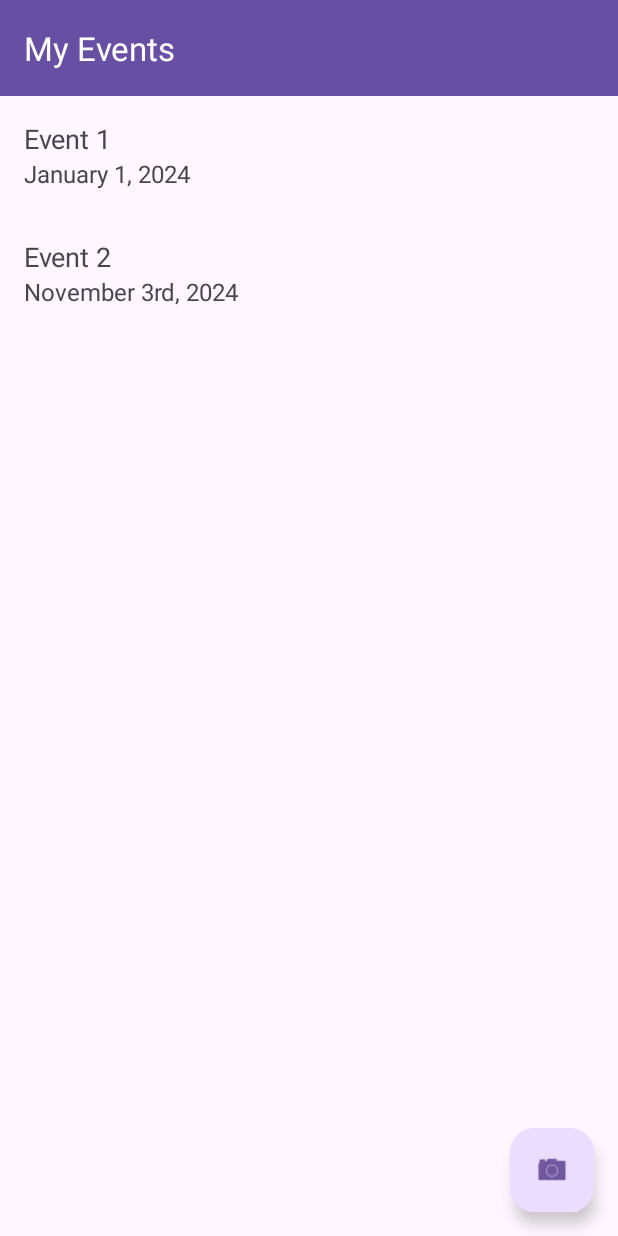
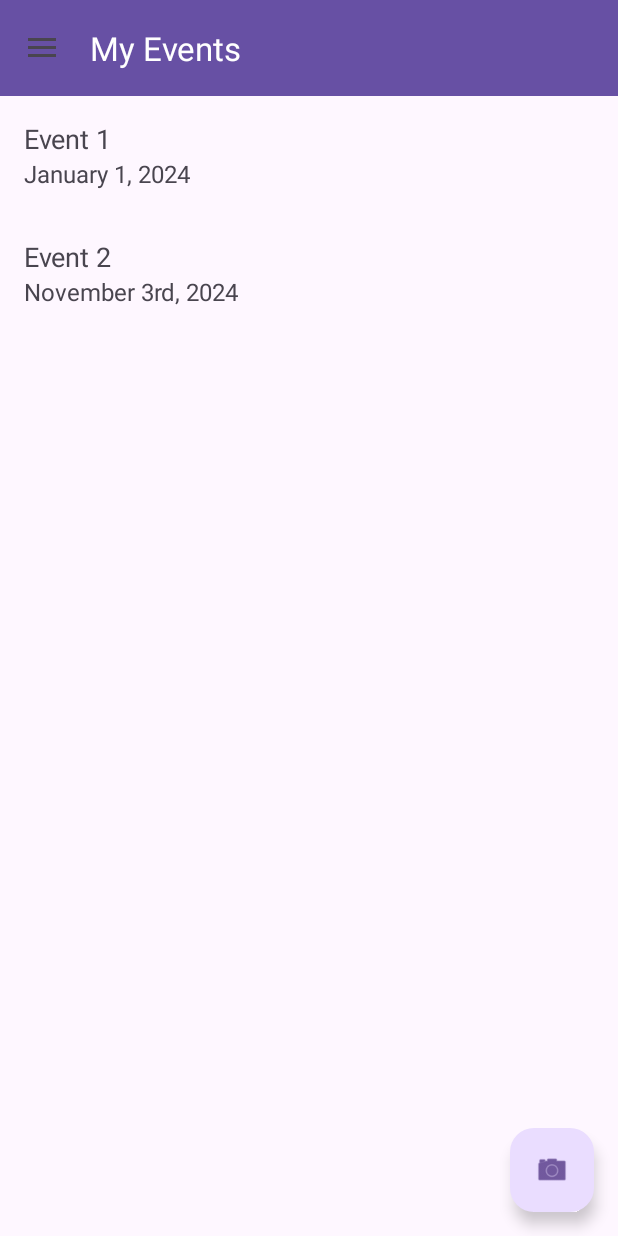
Before and after one commit to CMPUT301W24T57/holos-Project, an Android app: the AttendeeDashboardActivity screen opened directly, with no data from a screen before it, on a phone screen of 412 x 824 dp. Run offline under Robolectric (Android 15) with nearby library versions, the phone set to English and light mode, and no system bars.

Commit message:
Drawer Menu Added to Attendee Dashboard
First version of a drawer menu has been added to the attendee dashboard. Going to next work on what happens when you select each button

```diff
--- a/HolosProject/app/src/main/java/com/example/holosproject/AttendeeDashboardActivity.java
+++ b/HolosProject/app/src/main/java/com/example/holosproject/AttendeeDashboardActivity.java
@@ -1,11 +1,19 @@
 package com.example.holosproject;
+import androidx.appcompat.widget.Toolbar;
+
 
 import android.os.Bundle;
+import android.view.MenuItem;
 
 import androidx.annotation.Nullable;
+import androidx.appcompat.app.ActionBarDrawerToggle;
 import androidx.appcompat.app.AppCompatActivity;
+import androidx.core.view.GravityCompat;
+import androidx.drawerlayout.widget.DrawerLayout;
 import androidx.recyclerview.widget.LinearLayoutManager;
 import androidx.recyclerview.widget.RecyclerView;
+
+import com.google.android.material.navigation.NavigationView;
 
 import java.util.ArrayList;
 import java.util.List;
@@ -13,26 +21,60 @@ import java.util.List;
 /**
  * FileName: AttendeeDashboardActivity
  * Description: This is the logic for the AttendeeDashboard activity. It contains the logic for displaying the RecyclerView, which is the current implemented view for the
- * list of events. This is where the click listeners for the different sections of this screen will go. (The QR Code, Each Event, the Hamburger pop out menu, etc.)
+ * list of events. This is where the click listeners for the different sections of this screen will go. (The QR Code, Each Event, the drawer pop out menu, etc.)
+ *
+ *
+ * This file also contains first implementation of the drawer menu. This shit was really hard to set up to be honest, lots of different parts.
+ * The XML files associated with the drawer are: hamburger_menu.xml, hamburger_menu_header.xml, and activity_attendee_dashboard.xml.
 
  * Associated with the item_attendee_dashboard.xml layout, and the activity_attendee_dashboard.xml layout.
  **/
 
-public class AttendeeDashboardActivity extends AppCompatActivity {
+public class AttendeeDashboardActivity extends AppCompatActivity
+                                       implements NavigationView.OnNavigationItemSelectedListener {
 
     // Using a RecyclerView to display all of the Events our user is currently enrolled in
     private RecyclerView eventsRecyclerView;
     private AttendeeDashboardEventsAdapter eventsAdapter;
     private List<Event> eventList = new ArrayList<>(); // This is the data source
 
+    // References to The drawer menu
+    private DrawerLayout drawerLayout;
+    private ActionBarDrawerToggle toggle;
+
+    // OnNavigationItemSelected: When a user selects an item from the nav drawer menu, what should happen?
+    @Override
+    public boolean onNavigationItemSelected(MenuItem item) {
+        if (item.getItemId() == R.id.nav_edit_profile) {// If the user selects the "Edit Profile" section of the drawer, what happens? (navigate to edit profile activity)
+        }
+        // Handle other menu item clicks here
+
+        drawerLayout.closeDrawer(GravityCompat.START);
+        return true;
+    }
+
     @Override
     protected void onCreate(@Nullable Bundle savedInstanceState) {
         super.onCreate(savedInstanceState);
         setContentView(R.layout.activity_attendee_dashboard);
 
+        NavigationView navigationView = findViewById(R.id.nav_drawer_view);
+        navigationView.setNavigationItemSelectedListener(this);
+
         // Sample data
         eventList.add(new Event("Event 1", "January 1, 2024"));
         eventList.add(new Event("Event 2", "November 3rd, 2024"));
+
+        // Toolbar is the section at the top of screen.
+        Toolbar toolbar = findViewById(R.id.toolbar);
+        setSupportActionBar(toolbar);
+
+        drawerLayout = findViewById(R.id.drawer_layout);
+        toggle = new ActionBarDrawerToggle(this, drawerLayout, toolbar, R.string.navigation_drawer_open, R.string.navigation_drawer_close);
+
+        drawerLayout.addDrawerListener(toggle);
+        toggle.syncState();
+
 
         // Setting up the RecyclerView
         // Most of the code for this is found within the AttendeeDashboardEventsActivity file
@@ -40,10 +82,10 @@ public class AttendeeDashboardActivity extends AppCompatActivity {
         eventsRecyclerView.setLayoutManager(new LinearLayoutManager(this));
         eventsAdapter = new AttendeeDashboardEventsAdapter(eventList);
         eventsRecyclerView.setAdapter(eventsAdapter);
-
     }
 
     // TODO: Create click listener for QR Code Button, change the icon to a QR code instead of a camera.
 
     // TODO: Create the Hamburger Menu pop out on the top right (refer to UI Mockups)
+
 }
--- a/HolosProject/app/src/main/res/layout/activity_attendee_dashboard.xml
+++ b/HolosProject/app/src/main/res/layout/activity_attendee_dashboard.xml
@@ -1,10 +1,16 @@
 <?xml version="1.0" encoding="utf-8"?>
-<androidx.coordinatorlayout.widget.CoordinatorLayout xmlns:android="http://schemas.android.com/apk/res/android"
+<androidx.drawerlayout.widget.DrawerLayout xmlns:android="http://schemas.android.com/apk/res/android"
     xmlns:app="http://schemas.android.com/apk/res-auto"
     xmlns:tools="http://schemas.android.com/tools"
+    android:id="@+id/drawer_layout"
     android:layout_width="match_parent"
     android:layout_height="match_parent"
     tools:context=".AttendeeDashboardActivity">
+
+    <!-- Main content layout -->
+    <androidx.coordinatorlayout.widget.CoordinatorLayout
+        android:layout_width="match_parent"
+        android:layout_height="match_parent">
 
         <androidx.appcompat.widget.Toolbar
             android:id="@+id/toolbar"
@@ -13,13 +19,13 @@
             android:background="?attr/colorPrimary"
             app:title="My Events"
             app:titleTextColor="@android:color/white"
-        app:popupTheme="@style/ThemeOverlay.AppCompat.Light"/>
+            app:popupTheme="@style/ThemeOverlay.AppCompat.Light" />
 
         <androidx.recyclerview.widget.RecyclerView
             android:id="@+id/eventsRecyclerView"
             android:layout_width="match_parent"
             android:layout_height="match_parent"
-        android:layout_marginTop="?attr/actionBarSize"/>
+            android:layout_marginTop="?attr/actionBarSize" />
 
         <com.google.android.material.floatingactionbutton.FloatingActionButton
             android:id="@+id/fabQRCode"
@@ -31,3 +37,16 @@
             android:contentDescription="Scan QR Code" />
 
     </androidx.coordinatorlayout.widget.CoordinatorLayout>
+
+    <!-- NavigationView for the navigation drawer -->
+    <com.google.android.material.navigation.NavigationView
+        android:id="@+id/nav_drawer_view"
+        android:layout_width="wrap_content"
+        android:layout_height="match_parent"
+        android:layout_gravity="start"
+        app:headerLayout="@layout/drawer_menu_header"
+        app:menu="@menu/drawer_menu">
+
+    </com.google.android.material.navigation.NavigationView>
+
+</androidx.drawerlayout.widget.DrawerLayout>
--- /dev/null
+++ b/HolosProject/app/src/main/res/layout/drawer_menu_header.xml
@@ -0,0 +1,11 @@
+<?xml version="1.0" encoding="utf-8"?>
+<LinearLayout xmlns:android="http://schemas.android.com/apk/res/android"
+    android:layout_width="match_parent"
+    android:layout_height="wrap_content"
+    android:orientation="vertical"
+    android:gravity="bottom"
+    android:padding="16dp"
+    android:theme="@style/ThemeOverlay.AppCompat.Dark">
+
+    <!-- User profile and other header views -->
+</LinearLayout>
--- /dev/null
+++ b/HolosProject/app/src/main/res/menu/drawer_menu.xml
@@ -0,0 +1,16 @@
+<?xml version="1.0" encoding="utf-8"?>
+<menu xmlns:android="http://schemas.android.com/apk/res/android">
+    <item
+        android:id="@+id/nav_edit_profile"
+        android:title="Edit Profile"
+        />
+    <item
+        android:id="@+id/nav_view_all_events"
+        android:title="View All Events"
+        />
+    <item
+        android:id="@+id/nav_view_registered_events"
+        android:title="View Registered Events"
+        />
+    <!-- Add more menu items here -->
+</menu>
--- a/HolosProject/app/src/main/res/values/strings.xml
+++ b/HolosProject/app/src/main/res/values/strings.xml
@@ -1,3 +1,9 @@
 <resources>
     <string name="app_name">HolosProject</string>
+
+    <!-- These two strings are for the Drawer Menu -->
+    <string name="navigation_drawer_open">Open navigation drawer</string>
+    <string name="navigation_drawer_close">Close navigation drawer</string>
+
+
 </resources>
```
Lines whose indentation alone changed are shown as unchanged.
